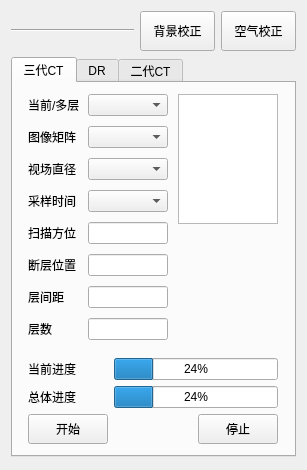
Before: the Qt Designer form ZCIPS/CTScan/linedetscanwidget.ui in maozi2327/ZCIPS, drawn with Qt 5.
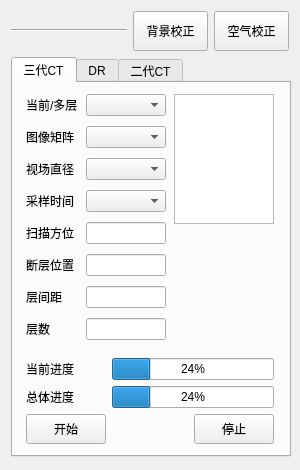
After: the same form once the commit is applied.

Commit message: 1. 布局告一段落； 2. 下一步做线阵断续扫描。

```diff
--- a/ZCIPS/CTScan/linedetscanwidget.ui
+++ b/ZCIPS/CTScan/linedetscanwidget.ui
@@ -9,7 +9,7 @@
    <rect>
     <x>0</x>
     <y>0</y>
-    <width>307</width>
+    <width>300</width>
     <height>470</height>
    </rect>
   </property>
```
The commit also changes 3 other files.
